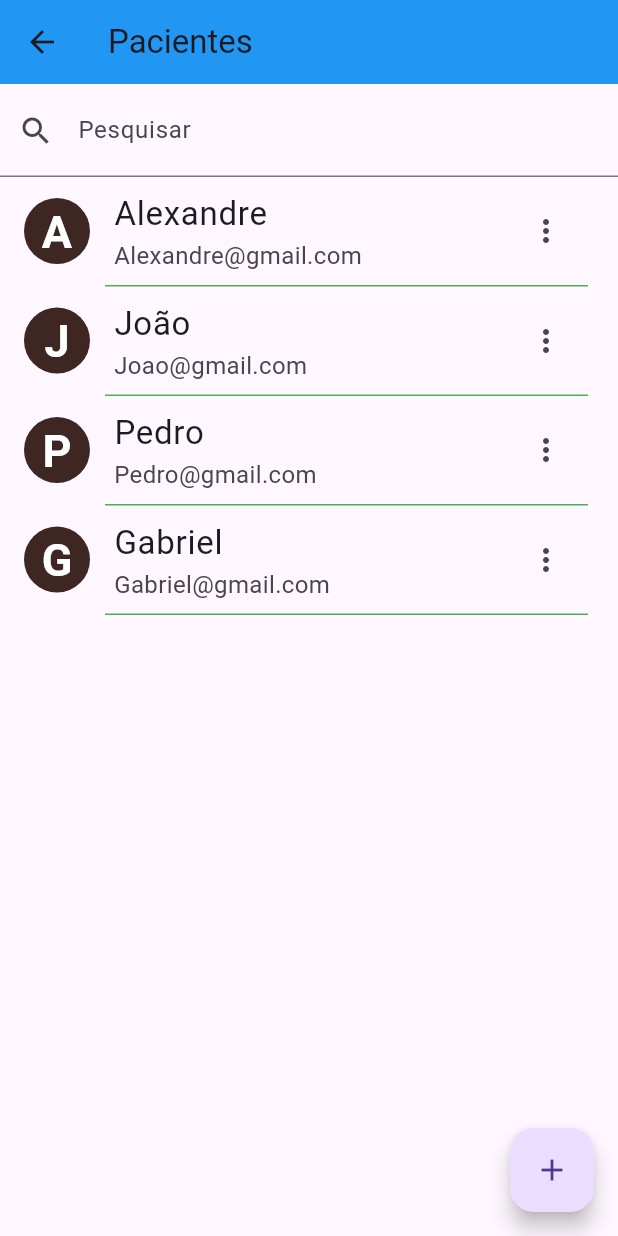
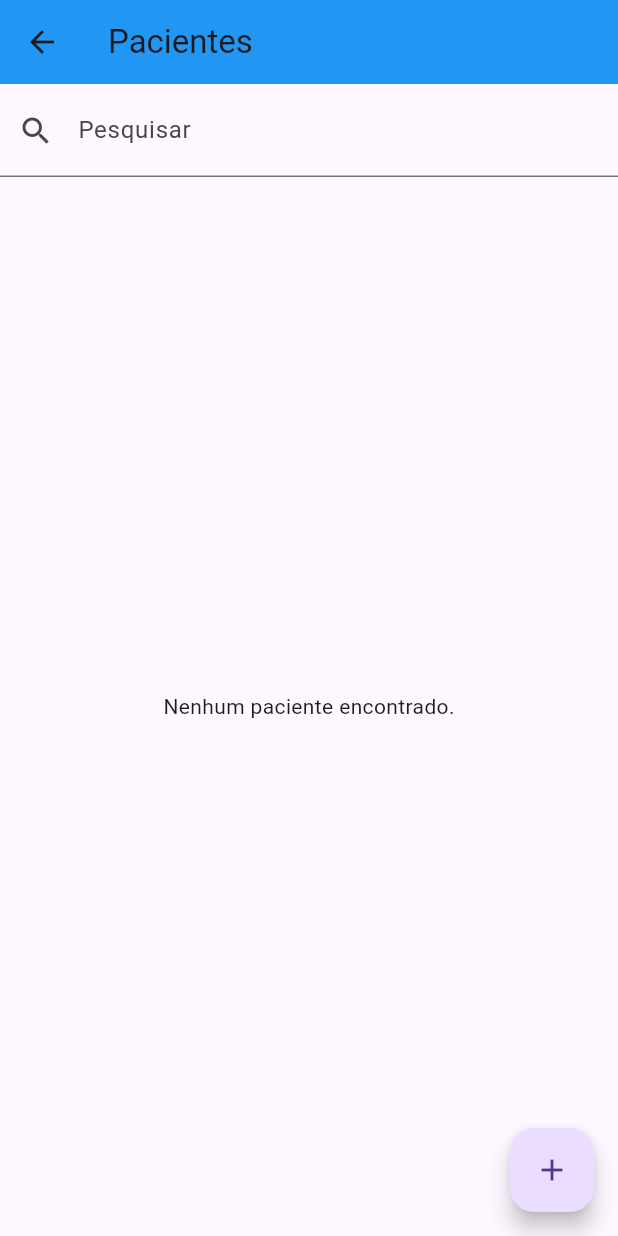
Before and after one commit to alexandresm16/AppCovid, a Flutter app: the screen it shows after launch, after a tap on "Login", after a tap on "PACIENTES", on a phone screen of 412 x 824 dp. Run offline on Flutter 3.47's test engine with Material 3 defaults, Android fonts, the light colour scheme and no system bars; our stand-ins replace image_cropper, image_picker, sqflite; accounts and stored records are empty.

Commit message:
cadastro no banco de dados dos paciente e do checklist

```diff
--- /dev/null
+++ b/lib/database/openDataBaseDB.dart
@@ -0,0 +1,19 @@
+
+import 'package:aula/database/check_sintomasDAO.dart';
+import 'package:aula/database/paciente_dao.dart';
+import 'package:path/path.dart';
+import 'package:sqflite/sqflite.dart';
+
+
+Future<Database> getDatabase() async {
+  final String path = join(await getDatabasesPath(), 'dbcovid2.db');
+
+  return openDatabase(
+    path,
+    onCreate: (db, version) {
+      db.execute(PacienteDAO.sqlTabelaPaciente);
+      db.execute(CheckSintomasDAO.sqlTabela);
+    },
+    version: 1,
+  );
+}
--- a/lib/database/paciente_dao.dart
+++ b/lib/database/paciente_dao.dart
@@ -1,21 +1,72 @@
+import 'package:sqflite/sqflite.dart';
+
 import '../model/Paciente.dart';
+import 'openDataBaseDB.dart';
 
 class PacienteDAO {
-  static final List<Paciente> _pacientes = <Paciente>[];
+  //static final List<Paciente> _pacientes = <Paciente>[];
 
-  static adicionar(Paciente p){
-    _pacientes.add(p);
+  static const String _nomeTabela = 'paciente';
+  static const String _col_id = 'id';
+  static const String _col_nome = 'nome';
+  static const String _col_email = 'email';
+  static const String _col_idade = 'idade';
+  static const String _col_cartao = 'cartao';
+  static const String _col_senha = 'senha';
+  static const String _col_foto = 'foto';
+
+  static const String sqlTabelaPaciente = 'CREATE TABLE $_nomeTabela ('
+      '$_col_id INTEGER PRIMARY KEY, '
+      '$_col_nome TEXT, '
+      '$_col_email TEXT, '
+      '$_col_cartao TEXT, '
+      '$_col_idade INTEGER, '
+      '$_col_senha TEXT, '
+      '$_col_foto TEXT )';
+
+
+  adicionar(Paciente p) async {
+    // _pacientes.add(p);
+
+    final Database db = await getDatabase();
+    await db.insert(_nomeTabela, p.toMap());
+
   }
 
   static Paciente getPaciente(int index){
-    return _pacientes.elementAt(index);
+    return getPaciente(index);
   }
 
-  static void atualizar(Paciente p){
-    _pacientes.replaceRange(p.id, p.id+1, [p]);
+  atualizar(Paciente p) async {
+
+    final Database db = await getDatabase();
+    db.update(_nomeTabela, p.toMap(), where: 'id=?', whereArgs: [p.id]);
+
   }
 
-  static get listarPacientes {
-    return _pacientes;
+  //  static get listarPacientes {
+    //return _pacientes;
+  // }
+
+  Future<List<Paciente>>  getPacientes() async {
+
+    final Database db = await getDatabase();
+
+    final List<Map<String, dynamic>> maps = await db.query(_nomeTabela);
+
+    return List.generate(maps.length, (i){
+      return Paciente(
+        maps[i][_col_id],
+        maps[i][_col_nome],
+        maps[i][_col_email],
+        maps[i][_col_cartao],
+        maps[i][_col_idade],
+        maps[i][_col_senha],
+        maps[i][_col_foto],
+      );
+    });
+
   }
+
+
 }
--- a/lib/main.dart
+++ b/lib/main.dart
@@ -7,6 +7,7 @@ import 'package:flutter/material.dart';
 import 'model/Paciente.dart';
 
 void main() {
+  WidgetsFlutterBinding.ensureInitialized();
 
   _gerarPacientes(){
     Paciente p = Paciente(
@@ -49,12 +50,16 @@ void main() {
       ''
     );
 
-    PacienteDAO.adicionar(p);
-    PacienteDAO.adicionar(p1);
-    PacienteDAO.adicionar(p2);
-    PacienteDAO.adicionar(p3);
+    //  PacienteDAO().adicionar(p);
+
   }
 
+
+  PacienteDAO().getPacientes().then((value) {
+    for(Paciente p in value){
+      debugPrint('Paciente nome: '+p.nome + p.id.toString());
+    }
+  });
 
   if(Platform.isAndroid){
     debugPrint('app no android');
--- a/lib/screens/android/checklist/checklist_sintomas.dart
+++ b/lib/screens/android/checklist/checklist_sintomas.dart
@@ -13,8 +13,8 @@ class ChecklistSintomas extends StatelessWidget {
 
   final _formKey = GlobalKey<FormState>();
 
-  ChecklistSintomas({required int idpaciente}){
-    this._paciente = PacienteDAO.getPaciente(idpaciente);
+  ChecklistSintomas({required Paciente paciente}){
+    this._paciente = paciente;
 
     _isTosse = false;
     _isDorGarganta = false;
--- a/lib/screens/android/paciente/paciente_add.dart
+++ b/lib/screens/android/paciente/paciente_add.dart
@@ -7,17 +7,16 @@ import 'package:image_cropper/image_cropper.dart';
 import 'package:image_picker/image_picker.dart';
 
 class PacienteScrean extends StatefulWidget {
+  int? index;
+  Paciente? paciente;
 
-
-  int? index;
-
-  PacienteScrean({this.index}){
-    this.index = index;
-
-    if(this.index == null) {
-      this.index = -1;
+  PacienteScrean({this.paciente}) {
+    if (paciente == null) {
+      index = -1;
+    } else {
+      index = paciente!.id;
+      this.paciente = paciente;
     }
-
   }
 
   @override
@@ -35,7 +34,6 @@ class _PacienteScreanState extends State<PacienteScrean> {
 
   final TextEditingController _senhaController = TextEditingController();
 
-  XFile? _imagemSelecionada;
 
   final _formKey = GlobalKey<FormState>();
 
@@ -50,7 +48,7 @@ class _PacienteScreanState extends State<PacienteScrean> {
 
     if (index >= 0) {
       debugPrint('EDITAR INDEX = $index');
-      Paciente pacienteExistente = PacienteDAO.getPaciente(index);
+      Paciente pacienteExistente = widget.paciente!;
 
       _paciente = Paciente(
         index,
@@ -74,10 +72,8 @@ class _PacienteScreanState extends State<PacienteScrean> {
     }
   }
 
-
   @override
   Widget build(BuildContext context) {
-
     return Scaffold(
       appBar: AppBar(backgroundColor: Colors.blue, title: Text('ADD PACIENTE')),
       body: SingleChildScrollView(
@@ -151,11 +147,11 @@ class _PacienteScreanState extends State<PacienteScrean> {
                 width: double.infinity,
                 child: ElevatedButton(
                   style: ButtonStyle(
-                    padding: MaterialStateProperty.all<EdgeInsets>(
+                    padding: WidgetStateProperty.all<EdgeInsets>(
                       EdgeInsets.all(18),
                     ),
-                    elevation: MaterialStateProperty.all(8),
-                    backgroundColor: MaterialStateProperty.all<Color>(
+                    elevation: WidgetStateProperty.all(8),
+                    backgroundColor: WidgetStateProperty.all<Color>(
                       Colors.lightBlue,
                     ),
                   ),
@@ -163,23 +159,22 @@ class _PacienteScreanState extends State<PacienteScrean> {
                     if (_formKey.currentState!.validate()) {
                       int index = widget.index ?? -1;
                       Paciente p = new Paciente(
-                          index,
+                        index,
                         this._nomeController.text,
                         this._emailController.text,
                         this._cartaoController.text,
                         int.tryParse(this._idadeController.text) ?? 0,
                         this._senhaController.text,
-                        this._fotoPerfil
+                        this._fotoPerfil,
                       );
 
                       if (index >= 0) {
-                        PacienteDAO.atualizar(p);
+                        PacienteDAO().atualizar(p);
                         Navigator.of(context).pop();
-                      }else {
-                        PacienteDAO.adicionar(p);
+                      } else {
+                        PacienteDAO().adicionar(p);
                         Navigator.of(context).pop();
                       }
-
                     } else {
                       debugPrint('Formulário inválido');
                     }
@@ -205,15 +200,13 @@ class _PacienteScreanState extends State<PacienteScrean> {
       },
       child: CircleAvatar(
         radius: 65,
-        backgroundImage: _fotoPerfil.isNotEmpty && File(_fotoPerfil).existsSync()
-            ? FileImage(File(_fotoPerfil))
-            : AssetImage('imagens/camera.png') as ImageProvider,
+        backgroundImage:
+            _fotoPerfil.isNotEmpty && File(_fotoPerfil).existsSync()
+                ? FileImage(File(_fotoPerfil))
+                : AssetImage('imagens/camera.png') as ImageProvider,
         child: Align(
           alignment: Alignment.bottomRight,
-          child: Icon(
-            Icons.camera_alt,
-            color: Colors.white,
-          ),
+          child: Icon(Icons.camera_alt, color: Colors.white),
         ),
       ),
     );
@@ -296,9 +289,9 @@ class _PacienteScreanState extends State<PacienteScrean> {
     } catch (e, stackTrace) {
       debugPrint('Erro ao obter ou cortar imagem: $e');
       debugPrint('StackTrace: $stackTrace');
-      ScaffoldMessenger.of(context).showSnackBar(
-        SnackBar(content: Text('Erro ao processar a imagem: $e')),
-      );
+      ScaffoldMessenger.of(
+        context,
+      ).showSnackBar(SnackBar(content: Text('Erro ao processar a imagem: $e')));
     }
   }
 }
--- a/lib/screens/android/paciente/paciente_list.dart
+++ b/lib/screens/android/paciente/paciente_list.dart
@@ -19,7 +19,7 @@ class PacienteList extends StatefulWidget {
 class _PacienteListState extends State<PacienteList> {
   @override
   Widget build(BuildContext context) {
-    List<Paciente> _pacientes = PacienteDAO.listarPacientes;
+    //List<Paciente> _pacientes = PacienteDAO.listarPacientes;
 
     return Scaffold(
       appBar: AppBar(backgroundColor: Colors.blue, title: Text('Pacientes')),
@@ -39,21 +39,7 @@ class _PacienteListState extends State<PacienteList> {
           Expanded(
             child: Container(
               //color: Colors.red,
-              child: ListView.builder(
-                itemCount: _pacientes.length,
-                itemBuilder: (context, index) {
-                  final Paciente p = _pacientes[index];
-                  p.id = index;
-                  return ItemPaciente(p, onClick: (){
-                    Navigator.of(context).push(MaterialPageRoute(
-                        builder: (context)=> PacienteScrean(index: index))
-                    ).then((value){
-                      setState(() {
-                        debugPrint('voltou do editar....');
-                      });
-                    });
-                  },);
-                },),
+              child: _futureBuilderPaciente(),
             ),
           ),
         ],
@@ -79,6 +65,65 @@ class _PacienteListState extends State<PacienteList> {
       ),
     );
   }
+
+  Widget _futureBuilderPaciente() {
+    return FutureBuilder<List<Paciente>>(
+      initialData: const <Paciente>[],
+      future: PacienteDAO().getPacientes(),
+      builder: (context, snapshot) {
+        switch (snapshot.connectionState) {
+          case ConnectionState.none:
+            return const Center(child: Text('Sem conexão.'));
+          case ConnectionState.waiting:
+            return Center(
+              child: Column(
+                mainAxisAlignment: MainAxisAlignment.center,
+                crossAxisAlignment: CrossAxisAlignment.center,
+                children: const [
+                  CircularProgressIndicator(),
+                  SizedBox(height: 16),
+                  Text('Carregando...'),
+                ],
+              ),
+            );
+          case ConnectionState.active:
+            return const Center(child: Text('Conexão ativa...'));
+          case ConnectionState.done:
+            if (snapshot.hasError) {
+              return const Center(child: Text('Erro ao carregar os dados.'));
+            }
+
+            final List<Paciente> pacientes = snapshot.data ?? [];
+
+            if (pacientes.isEmpty) {
+              return const Center(child: Text('Nenhum paciente encontrado.'));
+            }
+
+            return ListView.builder(
+              itemCount: pacientes.length,
+              itemBuilder: (context, index) {
+                final Paciente p = pacientes[index];
+                return ItemPaciente(
+                  p,
+                  onClick: () {
+                    Navigator.of(context).push(
+                      MaterialPageRoute(
+                        builder: (context) => PacienteScrean(paciente: p,),
+                      ),
+                    ).then((value) {
+                      setState(() {
+                        debugPrint('...........Voltou do editar');
+                      });
+                    });
+                  },
+                );
+              },
+            );
+        }
+      },
+    );
+  }
+
 }
 
 class ItemPaciente extends StatelessWidget {
@@ -151,21 +196,25 @@ class ItemPaciente extends StatelessWidget {
 
         if(selecionado == ItensMenuListPaciente.novo_checklist ){
           Navigator.of(context).push(MaterialPageRoute(
-              builder: (context) => ChecklistSintomas(idpaciente: this._paciente.id)
+              builder: (context) => ChecklistSintomas(paciente: this._paciente)
           ));
         } else {
 
-          if(CheckSintomasDAO.getPacienteCheckSintomas(this._paciente).length > 0){
-            for(CheckSintomasModel csm in CheckSintomasDAO.getPacienteCheckSintomas(this._paciente)){
+          CheckSintomasDAO().getPacienteCheckSintomas(this._paciente).then((sintomas) {
 
-              debugPrint(csm.toString());
+            if(sintomas.length > 0){
+
+              for(CheckSintomasModel csm in sintomas){
+                print(csm);
+              }
+
+            } else {
+              print('Nenhum registro encontrado');
             }
-          }else{
-            debugPrint("Nenhum registro encontrado..........");
-          }
 
+
+          });
         }
-
         debugPrint('selecionado .... $selecionado');
       },
 
--- a/pubspec.yaml
+++ b/pubspec.yaml
@@ -33,6 +33,7 @@ dependencies:
   camera:
   path_provider:
   path:
+  sqflite:
   image_picker: ^1.1.2
   image_cropper: ^9.1.0
   permission_handler: ^11.0.0
```
Also changed, not shown: lib/database/check_sintomasDAO.dart (+77 -11 lines), lib/model/Check_sintomas.dart (+17 -1 lines), lib/model/Paciente.dart (+12 -0 lines), pubspec.lock.
